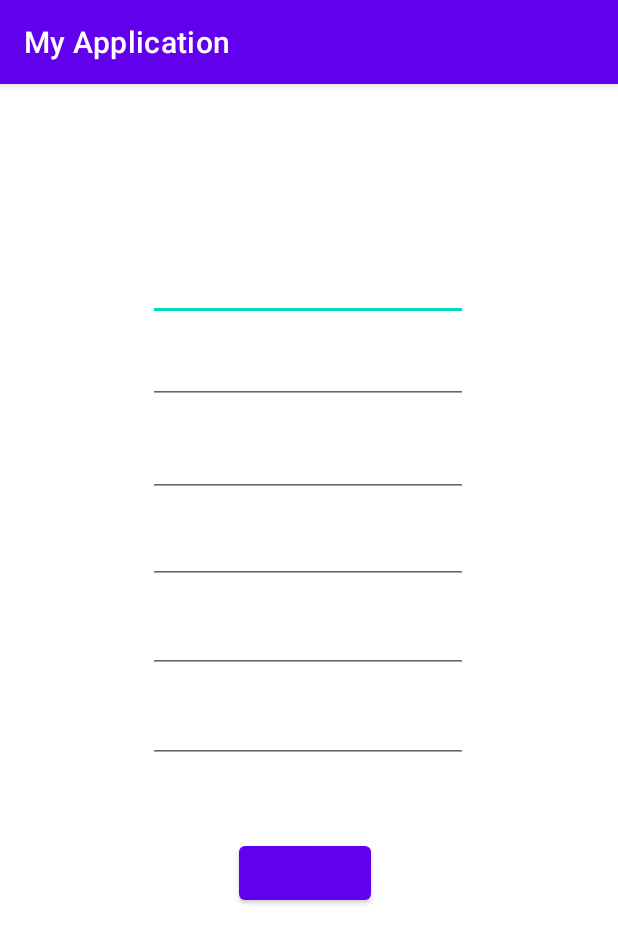
After one commit to Brenda-Huarcaya/IDNP-Lab3, an Android app: the Postular screen opened directly, with no data from a screen before it, on a phone screen of 412 x 824 dp. The commit adds this screen. Shown: the top 943 px of the screen. Run offline under Robolectric (Android 15) with nearby library versions, the phone set to English and light mode, and no system bars.

Commit message:
Todos los activitys creados - COMPLETO

```diff
--- /dev/null
+++ b/app/src/main/java/com/idnp/myapplication/Postular.java
@@ -0,0 +1,46 @@
+package com.idnp.myapplication;
+
+import androidx.appcompat.app.AppCompatActivity;
+
+import android.content.Intent;
+import android.os.Bundle;
+import android.util.Log;
+import android.view.View;
+import android.widget.Button;
+import android.widget.EditText;
+import android.widget.TextView;
+
+public class Postular extends AppCompatActivity {
+
+    @Override
+    protected void onCreate(Bundle savedInstanceState) {
+        super.onCreate(savedInstanceState);
+        setContentView(R.layout.activity_postular);
+
+        EditText eApellidoP = findViewById(R.id.eApellidoP);
+        EditText eApellidoM = findViewById(R.id.eApellidoM);
+        EditText eNombres = findViewById(R.id.eNombres);
+        EditText eNacimiento = findViewById(R.id.eFechadeNacimiento);
+        EditText eColegio = findViewById(R.id.eColegio);
+        EditText eCarrera = findViewById(R.id.eCarrera);
+        Button bEnviar = findViewById(R.id.bEnviar);
+        TextView txtMessage = findViewById(R.id.txtMessage);
+        Alumno postulante = new Alumno();
+
+
+        bEnviar.setOnClickListener(new View.OnClickListener() {
+            @Override
+            public void onClick(View view) {
+                txtMessage.setText("Enviado");
+                postulante.setApellidoM(String.valueOf(eApellidoM));
+                postulante.setApellidoP(String.valueOf(eApellidoP));
+                postulante.setNombre(String.valueOf(eNombres));
+                postulante.setNacimiento(String.valueOf(eNacimiento));
+                postulante.setCarrera(String.valueOf(eCarrera));
+                postulante.setColegio(String.valueOf(eColegio));
+
+            }
+        });
+
+    }
+}
--- /dev/null
+++ b/app/src/main/res/layout/activity_postular.xml
@@ -0,0 +1,155 @@
+<?xml version="1.0" encoding="utf-8"?>
+<androidx.constraintlayout.widget.ConstraintLayout xmlns:android="http://schemas.android.com/apk/res/android"
+    xmlns:app="http://schemas.android.com/apk/res-auto"
+    xmlns:tools="http://schemas.android.com/tools"
+    android:layout_width="match_parent"
+    android:layout_height="match_parent"
+    tools:context=".Postular">
+
+    <TextView
+        android:id="@+id/tTitulo"
+        android:layout_width="wrap_content"
+        android:layout_height="wrap_content"
+        android:layout_marginStart="116dp"
+        android:layout_marginTop="45dp"
+        android:layout_marginEnd="116dp"
+        android:text="@string/datos_de_postulante"
+        android:textAlignment="center"
+        android:textColor="@color/black"
+        android:textSize="20sp"
+        app:layout_constraintEnd_toEndOf="parent"
+        app:layout_constraintStart_toStartOf="parent"
+        app:layout_constraintTop_toTopOf="parent" />
+
+    <TextView
+        android:id="@+id/txtMessage"
+        android:layout_width="wrap_content"
+        android:layout_height="wrap_content"
+        android:layout_marginStart="200dp"
+        android:layout_marginEnd="200dp"
+        android:layout_marginBottom="80dp"
+        android:text="@string/Enviado"
+        android:textAlignment="center"
+        android:textSize="30sp"
+        app:layout_constraintBottom_toBottomOf="parent"
+        app:layout_constraintEnd_toEndOf="parent"
+        app:layout_constraintHorizontal_bias="0.0"
+        app:layout_constraintStart_toStartOf="parent"
+        tools:ignore="MissingConstraints" />
+
+    <Button
+        android:id="@+id/bEnviar"
+        android:layout_width="wrap_content"
+        android:layout_height="wrap_content"
+        android:layout_marginStart="158dp"
+        android:layout_marginTop="49dp"
+        android:layout_marginEnd="164dp"
+        android:text="@string/enviar"
+        app:layout_constraintEnd_toEndOf="parent"
+        app:layout_constraintStart_toStartOf="parent"
+        app:layout_constraintTop_toBottomOf="@+id/eCarrera"
+        tools:ignore="MissingConstraints" />
+
+    <EditText
+        android:id="@+id/eApellidoP"
+        android:layout_width="wrap_content"
+        android:layout_height="wrap_content"
+        android:layout_marginStart="100dp"
+        android:layout_marginTop="37dp"
+        android:layout_marginEnd="101dp"
+        android:autofillHints=""
+        android:ems="10"
+        android:inputType="textPersonName"
+        android:minHeight="48dp"
+        android:text="@string/apellido_paterno"
+        app:layout_constraintEnd_toEndOf="parent"
+        app:layout_constraintStart_toStartOf="parent"
+        app:layout_constraintTop_toBottomOf="@+id/tTitulo"
+        tools:ignore="LabelFor,MissingConstraints" />
+
+    <EditText
+        android:id="@+id/eApellidoM"
+        android:layout_width="wrap_content"
+        android:layout_height="wrap_content"
+        android:layout_marginStart="100dp"
+        android:layout_marginTop="7dp"
+        android:layout_marginEnd="101dp"
+        android:autofillHints=""
+        android:ems="10"
+        android:inputType="textPersonName"
+        android:minHeight="48dp"
+        android:text="@string/apellido_materno"
+        app:layout_constraintEnd_toEndOf="parent"
+        app:layout_constraintStart_toStartOf="parent"
+        app:layout_constraintTop_toBottomOf="@+id/eApellidoP"
+        tools:ignore="LabelFor,MissingConstraints" />
+
+    <EditText
+        android:id="@+id/eNombres"
+        android:layout_width="wrap_content"
+        android:layout_height="wrap_content"
+        android:layout_marginStart="100dp"
+        android:layout_marginTop="14dp"
+        android:layout_marginEnd="101dp"
+        android:autofillHints=""
+        android:ems="10"
+        android:inputType="textPersonName"
+        android:minHeight="48dp"
+        android:text="@string/nombres"
+        app:layout_constraintEnd_toEndOf="parent"
+        app:layout_constraintStart_toStartOf="parent"
+        app:layout_constraintTop_toBottomOf="@+id/eApellidoM"
+        tools:ignore="LabelFor,MissingConstraints" />
+
+    <EditText
+        android:id="@+id/eFechadeNacimiento"
+        android:layout_width="wrap_content"
+        android:layout_height="wrap_content"
+        android:layout_marginStart="100dp"
+        android:layout_marginTop="10dp"
+        android:layout_marginEnd="101dp"
+        android:autofillHints=""
+        android:ems="10"
+        android:inputType="date"
+        android:minHeight="48dp"
+        android:text="@string/fecha_de_nacimiento"
+        app:layout_constraintEnd_toEndOf="parent"
+        app:layout_constraintStart_toStartOf="parent"
+        app:layout_constraintTop_toBottomOf="@+id/eNombres"
+        tools:ignore="LabelFor,MissingConstraints" />
+
+    <EditText
+        android:id="@+id/eColegio"
+        android:layout_width="wrap_content"
+        android:layout_height="wrap_content"
+        android:layout_marginStart="100dp"
+        android:layout_marginTop="11dp"
+        android:layout_marginEnd="101dp"
+        android:autofillHints=""
+        android:ems="10"
+        android:inputType="textPersonName"
+        android:minHeight="48dp"
+        android:text="@string/colegio"
+        app:layout_constraintEnd_toEndOf="parent"
+        app:layout_constraintStart_toStartOf="parent"
+        app:layout_constraintTop_toBottomOf="@+id/eFechadeNacimiento"
+        tools:ignore="LabelFor,MissingConstraints" />
+
+    <EditText
+        android:id="@+id/eCarrera"
+        android:layout_width="wrap_content"
+        android:layout_height="wrap_content"
+        android:layout_marginStart="100dp"
+        android:layout_marginTop="12dp"
+        android:layout_marginEnd="101dp"
+        android:autofillHints=""
+        android:ems="10"
+        android:inputType="textPersonName"
+        android:minHeight="48dp"
+        android:text="@string/carrera"
+        app:layout_constraintEnd_toEndOf="parent"
+        app:layout_constraintStart_toStartOf="parent"
+        app:layout_constraintTop_toBottomOf="@+id/eColegio"
+        tools:ignore="LabelFor,MissingConstraints" />
+
+</androidx.constraintlayout.widget.ConstraintLayout>
--- a/app/src/main/res/values/strings.xml
+++ b/app/src/main/res/values/strings.xml
@@ -2,4 +2,13 @@
     <string name="app_name">My Application</string>
     <string name="Usuario" />
     <string name="Contraseña" />
+    <string name="carrera" />
+    <string name="colegio" />
+    <string name="fecha_de_nacimiento" />
+    <string name="nombres" />
+    <string name="apellido_materno" />
+    <string name="apellido_paterno" />
+    <string name="enviar" />
+    <string name="Enviado" />
+    <string name="datos_de_postulante" />
 </resources>
```
Also changed, not shown: app/src/main/AndroidManifest.xml (+14 -0 lines), app/src/main/java/com/idnp/myapplication/Alumno.java (added, +67 -0 lines), app/src/main/java/com/idnp/myapplication/Informacion.java (added, +18 -0 lines), app/src/main/java/com/idnp/myapplication/MainActivity.java (+0 -12 lines), app/src/main/java/com/idnp/myapplication/MenuActivity.java (+21 -0 lines), app/src/main/res/layout/activity_informacion.xml (added, +9 -0 lines), app/src/main/res/layout/activity_menu.xml (+15 -5 lines).
